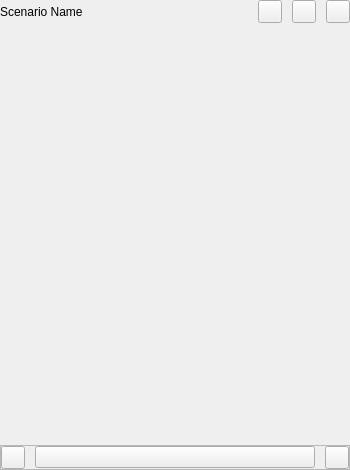
Above: src/bin/scenarist-mobile/UserInterfaceLayer/Scenario/ScenarioTextView.ui from dimkanovikov/KITScenarist before the change. Below: the same form after it.
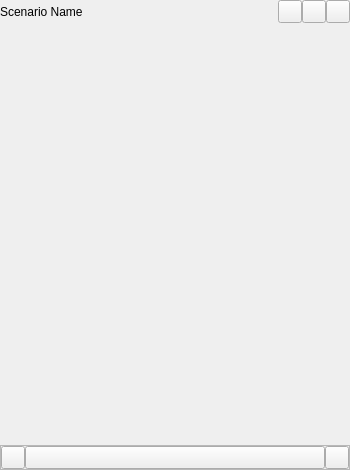
That is the form after the change. Icons and pictures are not drawn.

```diff
--- a/src/bin/scenarist-mobile/UserInterfaceLayer/Scenario/ScenarioTextView.ui
+++ b/src/bin/scenarist-mobile/UserInterfaceLayer/Scenario/ScenarioTextView.ui
@@ -33,7 +33,7 @@
     <widget class="QFrame" name="toolbar">
      <layout class="QHBoxLayout" name="horizontalLayout">
       <property name="spacing">
-       <number>10</number>
+       <number>0</number>
       </property>
       <property name="leftMargin">
        <number>0</number>
@@ -109,7 +109,7 @@
      </property>
      <layout class="QHBoxLayout" name="horizontalLayout_2">
       <property name="spacing">
-       <number>10</number>
+       <number>0</number>
       </property>
       <property name="leftMargin">
        <number>0</number>
@@ -136,6 +136,12 @@
       </item>
       <item>
        <widget class="QPushButton" name="textStyle">
+        <property name="sizePolicy">
+         <sizepolicy hsizetype="Preferred" vsizetype="Preferred">
+          <horstretch>0</horstretch>
+          <verstretch>0</verstretch>
+         </sizepolicy>
+        </property>
         <property name="text">
          <string/>
         </property>
```
